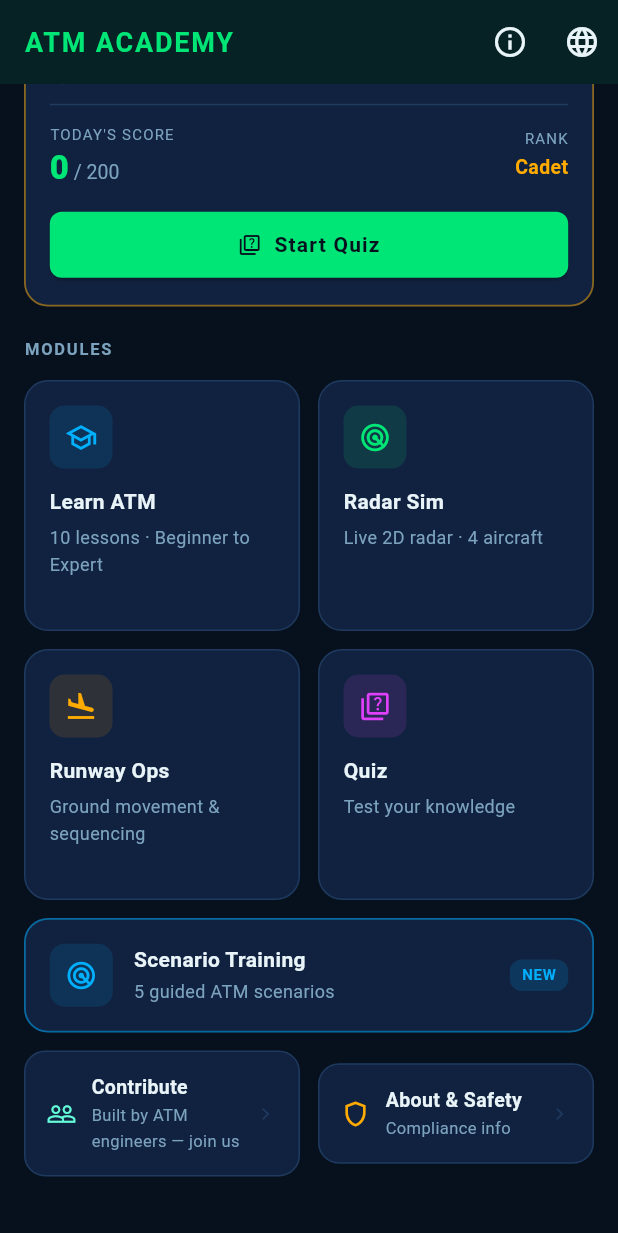
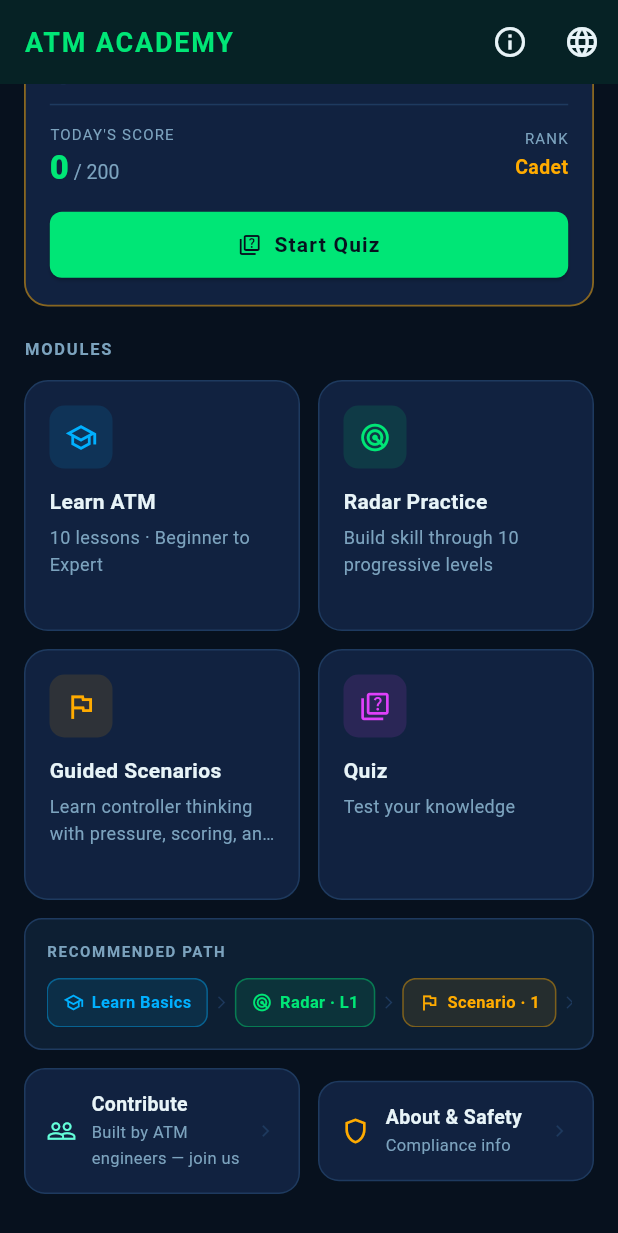
Before and after one commit to tonybjzhao/atm_academy, a Flutter app: the screen it shows after launch, scrolled down 225 dp, on a phone screen of 412 x 824 dp. Shown: the top 1233 px of the screen. Run offline on Flutter 3.47's test engine with Material 3 defaults, Android fonts, the phone set to English and light mode, and no system bars; our stand-ins replace shared_preferences.

Commit message:
refactor(home): clean product flow — rename, reposition, add recommended path
Renames (ARB value updates, no key changes):
- "Radar Sim" / "Sim Radar" / "雷达模拟" → "Radar Practice" / "Pratique radar" / "雷达练习"
- "Scenario Training" / "Entraînement scénario" / "场景训练"
    → "Guided Scenarios" / "Scénarios guidés" / "引导式场景"
- radarSimTitle updated in all three locales to match
- Subtitles rewritten to differentiate intent:
    Radar Practice: "Build skill through 10 progressive levels" (game/practice feel)
    Guided Scenarios: "Learn controller thinking with pressure, scoring, and explanation" (training feel)

Home screen restructure:
- Grid slot 3: "Runway Ops" shortcut replaced by "Guided Scenarios" → ScenarioTrainingScreen
- Duplicate full-width Scenario Training card removed
- _RecommendedPath widget added (horizontal step strip):
    Learn Basics → Radar · L1 → Scenario · 1 → Quiz
  Each step is a tappable coloured chip navigating to the correct screen
- Unused imports (lessons_data, lesson_detail_screen) removed

Localization: 5 new ARB keys (homeRecommendedPath, homePathLearn,
  homePathRadarPractice, homePathGuidedScenario, homePathQuiz) in EN / ZH / FR

Co-Authored-By: Claude Sonnet 4.6 <noreply@anthropic.com>

```diff
--- a/lib/l10n/app_en.arb
+++ b/lib/l10n/app_en.arb
@@ -263,9 +263,9 @@
   "@homeCardLearnAtm": {},
   "homeCardLearnAtmSub": "10 lessons · Beginner to Expert",
   "@homeCardLearnAtmSub": {},
-  "homeCardRadarSim": "Radar Sim",
+  "homeCardRadarSim": "Radar Practice",
   "@homeCardRadarSim": {},
-  "homeCardRadarSimSub": "Live 2D radar · 4 aircraft",
+  "homeCardRadarSimSub": "Build skill through 10 progressive levels",
   "@homeCardRadarSimSub": {},
   "homeCardRunwayOps": "Runway Ops",
   "@homeCardRunwayOps": {},
@@ -309,7 +309,7 @@
   "rankMissionComplete": "Mission Complete",
   "@rankMissionComplete": {},
 
-  "radarSimTitle": "RADAR SIM",
+  "radarSimTitle": "RADAR PRACTICE",
   "@radarSimTitle": {},
   "radarStatusConflict": "⚠ CONFLICT",
   "@radarStatusConflict": {},
@@ -938,9 +938,9 @@
   "progRankMaster": "Tower Master",
   "@progRankMaster": {},
 
-  "homeCardScenarioTraining": "Scenario Training",
+  "homeCardScenarioTraining": "Guided Scenarios",
   "@homeCardScenarioTraining": {},
-  "homeCardScenarioTrainingSub": "5 guided ATM scenarios",
+  "homeCardScenarioTrainingSub": "Learn controller thinking with pressure, scoring, and explanation",
   "@homeCardScenarioTrainingSub": {},
 
   "alertNormal": "NORMAL",
@@ -1001,5 +1001,16 @@
   "scoreRowSeparationMaintained": "Separation maintained",
   "@scoreRowSeparationMaintained": {},
   "scoreRowLateAction": "Late first action",
-  "@scoreRowLateAction": {}
+  "@scoreRowLateAction": {},
+
+  "homeRecommendedPath": "RECOMMENDED PATH",
+  "@homeRecommendedPath": {},
+  "homePathLearn": "Learn Basics",
+  "@homePathLearn": {},
+  "homePathRadarPractice": "Radar · L1",
+  "@homePathRadarPractice": {},
+  "homePathGuidedScenario": "Scenario · 1",
+  "@homePathGuidedScenario": {},
+  "homePathQuiz": "Quiz",
+  "@homePathQuiz": {}
 }
--- a/lib/l10n/app_localizations.dart
+++ b/lib/l10n/app_localizations.dart
@@ -889,13 +889,13 @@ abstract class AppLocalizations {
   /// No description provided for @homeCardRadarSim.
   ///
   /// In en, this message translates to:
-  /// **'Radar Sim'**
+  /// **'Radar Practice'**
   String get homeCardRadarSim;
 
   /// No description provided for @homeCardRadarSimSub.
   ///
   /// In en, this message translates to:
-  /// **'Live 2D radar · 4 aircraft'**
+  /// **'Build skill through 10 progressive levels'**
   String get homeCardRadarSimSub;
 
   /// No description provided for @homeCardRunwayOps.
@@ -1021,7 +1021,7 @@ abstract class AppLocalizations {
   /// No description provided for @radarSimTitle.
   ///
   /// In en, this message translates to:
-  /// **'RADAR SIM'**
+  /// **'RADAR PRACTICE'**
   String get radarSimTitle;
 
   /// No description provided for @radarStatusConflict.
@@ -2827,13 +2827,13 @@ abstract class AppLocalizations {
   /// No description provided for @homeCardScenarioTraining.
   ///
   /// In en, this message translates to:
-  /// **'Scenario Training'**
+  /// **'Guided Scenarios'**
   String get homeCardScenarioTraining;
 
   /// No description provided for @homeCardScenarioTrainingSub.
   ///
   /// In en, this message translates to:
-  /// **'5 guided ATM scenarios'**
+  /// **'Learn controller thinking with pressure, scoring, and explanation'**
   String get homeCardScenarioTrainingSub;
 
   /// No description provided for @alertNormal.
@@ -2997,6 +2997,36 @@ abstract class AppLocalizations {
   /// In en, this message translates to:
   /// **'Late first action'**
   String get scoreRowLateAction;
+
+  /// No description provided for @homeRecommendedPath.
+  ///
+  /// In en, this message translates to:
+  /// **'RECOMMENDED PATH'**
+  String get homeRecommendedPath;
+
+  /// No description provided for @homePathLearn.
+  ///
+  /// In en, this message translates to:
+  /// **'Learn Basics'**
+  String get homePathLearn;
+
+  /// No description provided for @homePathRadarPractice.
+  ///
+  /// In en, this message translates to:
+  /// **'Radar · L1'**
+  String get homePathRadarPractice;
+
+  /// No description provided for @homePathGuidedScenario.
+  ///
+  /// In en, this message translates to:
+  /// **'Scenario · 1'**
+  String get homePathGuidedScenario;
+
+  /// No description provided for @homePathQuiz.
+  ///
+  /// In en, this message translates to:
+  /// **'Quiz'**
+  String get homePathQuiz;
 }
 
 class _AppLocalizationsDelegate
--- a/lib/l10n/app_localizations_en.dart
+++ b/lib/l10n/app_localizations_en.dart
@@ -445,10 +445,10 @@ class AppLocalizationsEn extends AppLocalizations {
   String get homeCardLearnAtmSub => '10 lessons · Beginner to Expert';
 
   @override
-  String get homeCardRadarSim => 'Radar Sim';
-
-  @override
-  String get homeCardRadarSimSub => 'Live 2D radar · 4 aircraft';
+  String get homeCardRadarSim => 'Radar Practice';
+
+  @override
+  String get homeCardRadarSimSub => 'Build skill through 10 progressive levels';
 
   @override
   String get homeCardRunwayOps => 'Runway Ops';
@@ -511,7 +511,7 @@ class AppLocalizationsEn extends AppLocalizations {
   String get rankMissionComplete => 'Mission Complete';
 
   @override
-  String get radarSimTitle => 'RADAR SIM';
+  String get radarSimTitle => 'RADAR PRACTICE';
 
   @override
   String get radarStatusConflict => '⚠ CONFLICT';
@@ -1552,10 +1552,11 @@ class AppLocalizationsEn extends AppLocalizations {
   String get progRankMaster => 'Tower Master';
 
   @override
-  String get homeCardScenarioTraining => 'Scenario Training';
-
-  @override
-  String get homeCardScenarioTrainingSub => '5 guided ATM scenarios';
+  String get homeCardScenarioTraining => 'Guided Scenarios';
+
+  @override
+  String get homeCardScenarioTrainingSub =>
+      'Learn controller thinking with pressure, scoring, and explanation';
 
   @override
   String get alertNormal => 'NORMAL';
@@ -1639,4 +1640,19 @@ class AppLocalizationsEn extends AppLocalizations {
 
   @override
   String get scoreRowLateAction => 'Late first action';
+
+  @override
+  String get homeRecommendedPath => 'RECOMMENDED PATH';
+
+  @override
+  String get homePathLearn => 'Learn Basics';
+
+  @override
+  String get homePathRadarPractice => 'Radar · L1';
+
+  @override
+  String get homePathGuidedScenario => 'Scenario · 1';
+
+  @override
+  String get homePathQuiz => 'Quiz';
 }
--- a/lib/screens/home_screen.dart
+++ b/lib/screens/home_screen.dart
@@ -1,6 +1,5 @@
 import 'package:flutter/material.dart';
 import '../core/theme/app_theme.dart';
-import '../data/lessons_data.dart';
 import '../l10n/app_localizations.dart';
 import '../models/daily_challenge_state.dart';
 import '../services/daily_challenge_service.dart';
@@ -9,7 +8,6 @@ import '../widgets/control_panel_light.dart';
 import 'about_safety_screen.dart';
 import 'contribute_screen.dart';
 import 'language_settings_screen.dart';
-import 'lesson_detail_screen.dart';
 import 'lessons_screen.dart';
 import 'radar_simulation_screen.dart';
 import 'scenario_training_screen.dart';
@@ -143,24 +141,16 @@ class HomeScreen extends StatelessWidget {
                   ),
                 ),
                 AtmCard(
-                  icon: Icons.flight_land_outlined,
+                  icon: Icons.flag_outlined,
                   iconColor: AppTheme.warning,
-                  title: AppLocalizations.of(context)!.homeCardRunwayOps,
-                  subtitle: AppLocalizations.of(context)!.homeCardRunwayOpsSub,
-                  onTap: () {
-                    final runwayLesson = lessonsData.firstWhere(
-                      (l) => l.id == 'runway_operations',
-                    );
-                    Navigator.push(
-                      context,
-                      MaterialPageRoute(
-                        builder: (_) => LessonDetailScreen(
-                          lesson: runwayLesson,
-                          languageCode: languageCode,
-                        ),
-                      ),
-                    );
-                  },
+                  title: AppLocalizations.of(context)!.homeCardScenarioTraining,
+                  subtitle: AppLocalizations.of(context)!.homeCardScenarioTrainingSub,
+                  onTap: () => Navigator.push(
+                    context,
+                    MaterialPageRoute(
+                      builder: (_) => const ScenarioTrainingScreen(),
+                    ),
+                  ),
                 ),
                 AtmCard(
                   icon: Icons.quiz_outlined,
@@ -180,73 +170,7 @@ class HomeScreen extends StatelessWidget {
               ],
             ),
             const SizedBox(height: 12),
-            // Scenario Training — full-width feature card
-            GestureDetector(
-              onTap: () => Navigator.push(
-                context,
-                MaterialPageRoute(
-                  builder: (_) => const ScenarioTrainingScreen(),
-                ),
-              ),
-              child: Container(
-                width: double.infinity,
-                padding: const EdgeInsets.all(16),
-                decoration: BoxDecoration(
-                  color: AppTheme.cardBg,
-                  borderRadius: BorderRadius.circular(16),
-                  border: Border.all(color: AppTheme.secondary.withValues(alpha: 0.5), width: 1.2),
-                ),
-                child: Row(
-                  children: [
-                    Container(
-                      padding: const EdgeInsets.all(10),
-                      decoration: BoxDecoration(
-                        color: AppTheme.secondary.withValues(alpha: 0.12),
-                        borderRadius: BorderRadius.circular(10),
-                      ),
-                      child: const Icon(Icons.radar, color: AppTheme.secondary, size: 22),
-                    ),
-                    const SizedBox(width: 14),
-                    Expanded(
-                      child: Column(
-                        crossAxisAlignment: CrossAxisAlignment.start,
-                        children: [
-                          Text(
-                            AppLocalizations.of(context)!.homeCardScenarioTraining,
-                            style: const TextStyle(
-                              color: AppTheme.textPrimary,
-                              fontWeight: FontWeight.w700,
-                              fontSize: 14,
-                            ),
-                          ),
-                          const SizedBox(height: 2),
-                          Text(
-                            AppLocalizations.of(context)!.homeCardScenarioTrainingSub,
-                            style: const TextStyle(color: AppTheme.textSecondary, fontSize: 12),
-                          ),
-                        ],
-                      ),
-                    ),
-                    Container(
-                      padding: const EdgeInsets.symmetric(horizontal: 8, vertical: 3),
-                      decoration: BoxDecoration(
-                        color: AppTheme.secondary.withValues(alpha: 0.15),
-                        borderRadius: BorderRadius.circular(8),
-                      ),
-                      child: const Text(
-                        'NEW',
-                        style: TextStyle(
-                          color: AppTheme.secondary,
-                          fontSize: 10,
-                          fontWeight: FontWeight.w700,
-                          letterSpacing: 0.5,
-                        ),
-                      ),
-                    ),
-                  ],
-                ),
-              ),
-            ),
+            _RecommendedPath(languageCode: languageCode),
             const SizedBox(height: 12),
             Row(
               children: [
@@ -279,6 +203,120 @@ class HomeScreen extends StatelessWidget {
       ),
     );
   }
+}
+
+// ─── Recommended Path ─────────────────────────────────────────────────────────
+
+class _RecommendedPath extends StatelessWidget {
+  final String languageCode;
+  const _RecommendedPath({required this.languageCode});
+
+  @override
+  Widget build(BuildContext context) {
+    final l10n = AppLocalizations.of(context)!;
+    return Container(
+      width: double.infinity,
+      padding: const EdgeInsets.all(14),
+      decoration: BoxDecoration(
+        color: AppTheme.surface,
+        borderRadius: BorderRadius.circular(12),
+        border: Border.all(color: AppTheme.borderColor),
+      ),
+      child: Column(
+        crossAxisAlignment: CrossAxisAlignment.start,
+        children: [
+          Text(
+            l10n.homeRecommendedPath,
+            style: const TextStyle(
+              color: AppTheme.textSecondary,
+              fontSize: 10,
+              fontWeight: FontWeight.w600,
+              letterSpacing: 1.1,
+            ),
+          ),
+          const SizedBox(height: 10),
+          SingleChildScrollView(
+            scrollDirection: Axis.horizontal,
+            child: Row(
+              children: [
+                _PathStep(
+                  icon: Icons.school_outlined,
+                  label: l10n.homePathLearn,
+                  color: AppTheme.secondary,
+                  onTap: () => Navigator.push(context,
+                      MaterialPageRoute(builder: (_) => LessonsScreen(languageCode: languageCode))),
+                ),
+                const _PathArrow(),
+                _PathStep(
+                  icon: Icons.radar,
+                  label: l10n.homePathRadarPractice,
+                  color: AppTheme.primary,
+                  onTap: () => Navigator.push(context,
+                      MaterialPageRoute(builder: (_) => const RadarSimulationScreen())),
+                ),
+                const _PathArrow(),
+                _PathStep(
+                  icon: Icons.flag_outlined,
+                  label: l10n.homePathGuidedScenario,
+                  color: AppTheme.warning,
+                  onTap: () => Navigator.push(context,
+                      MaterialPageRoute(builder: (_) => const ScenarioTrainingScreen())),
+                ),
+                const _PathArrow(),
+                _PathStep(
+                  icon: Icons.quiz_outlined,
+                  label: l10n.homePathQuiz,
+                  color: Colors.purpleAccent,
+                  onTap: () => Navigator.push(context,
+                      MaterialPageRoute(builder: (_) => LessonsScreen(languageCode: languageCode, quizMode: true))),
+                ),
+              ],
+            ),
+          ),
+        ],
+      ),
+    );
+  }
+}
+
+class _PathStep extends StatelessWidget {
+  final IconData icon;
+  final String label;
+  final Color color;
+  final VoidCallback onTap;
+  const _PathStep({required this.icon, required this.label, required this.color, required this.onTap});
+
+  @override
+  Widget build(BuildContext context) {
+    return GestureDetector(
+      onTap: onTap,
+      child: Container(
+        padding: const EdgeInsets.symmetric(horizontal: 10, vertical: 7),
+        decoration: BoxDecoration(
+          color: color.withValues(alpha: 0.10),
+          borderRadius: BorderRadius.circular(9),
+          border: Border.all(color: color.withValues(alpha: 0.4)),
+        ),
+        child: Row(
+          mainAxisSize: MainAxisSize.min,
+          children: [
+            Icon(icon, color: color, size: 14),
+            const SizedBox(width: 5),
+            Text(label, style: TextStyle(color: color, fontSize: 11, fontWeight: FontWeight.w600)),
+          ],
+        ),
+      ),
+    );
+  }
+}
+
+class _PathArrow extends StatelessWidget {
+  const _PathArrow();
+  @override
+  Widget build(BuildContext context) => const Padding(
+        padding: EdgeInsets.symmetric(horizontal: 4),
+        child: Icon(Icons.arrow_forward_ios, size: 10, color: AppTheme.borderColor),
+      );
 }
 
 // ─── Bottom row cards ────────────────────────────────────────────────────────
```
Also changed, not shown: lib/l10n/app_fr.arb (+12 -6 lines), lib/l10n/app_localizations_fr.dart (+26 -9 lines), lib/l10n/app_localizations_zh.dart (+24 -9 lines), lib/l10n/app_zh.arb (+12 -6 lines).
